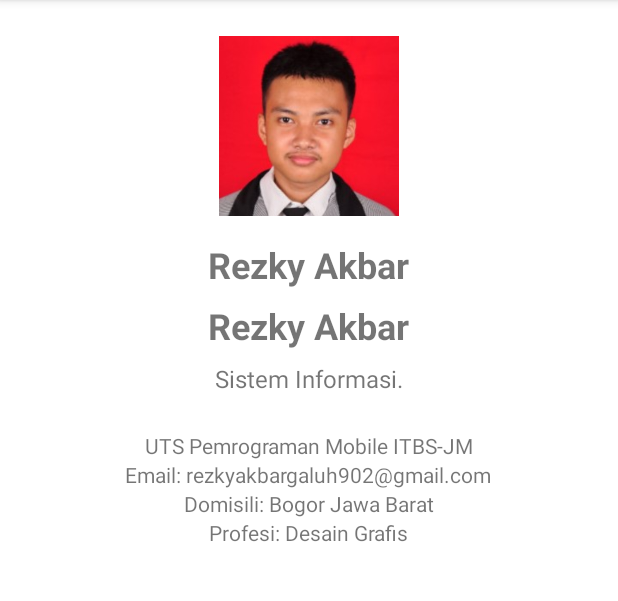
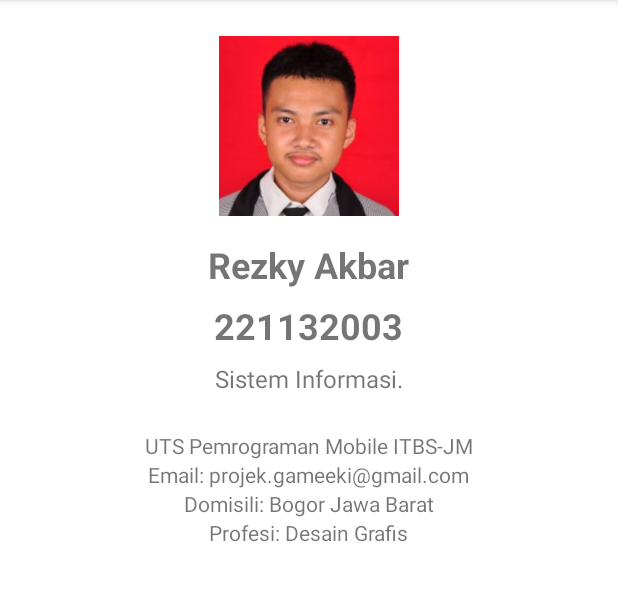
Before and after one commit to EkiAkbar/SimpleCalculator, an Android app: the DetailActivity screen opened directly, with no data from a screen before it, on a phone screen of 412 x 824 dp, the part 84-685 px from its top. Run offline under Robolectric (Android 15) with nearby library versions, the phone set to English and light mode, and no system bars.

Commit message:
update profil
update profil

```diff
--- a/app/src/main/res/layout/activity_detail.xml
+++ b/app/src/main/res/layout/activity_detail.xml
@@ -34,7 +34,7 @@
             android:id="@+id/textNomer"
             android:layout_width="wrap_content"
             android:layout_height="wrap_content"
-            android:text="Rezky Akbar"
+            android:text="221132003"
             android:textSize="24sp"
             android:textStyle="bold"
             android:layout_marginBottom="8dp"/>
@@ -58,7 +58,7 @@
         <TextView
             android:layout_width="wrap_content"
             android:layout_height="wrap_content"
-            android:text="Email: rezkyakbargaluh902@gmail.com"/>
+            android:text="Email: projek.gameeki@gmail.com"/>
 
         <TextView
             android:layout_width="wrap_content"
```
